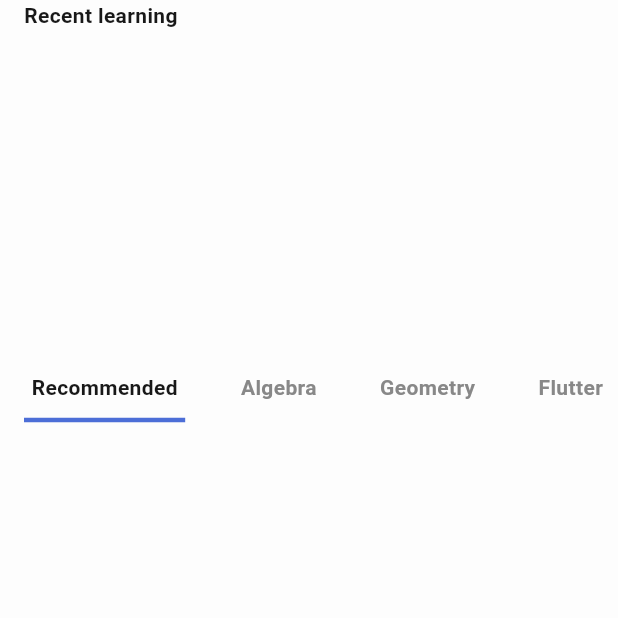
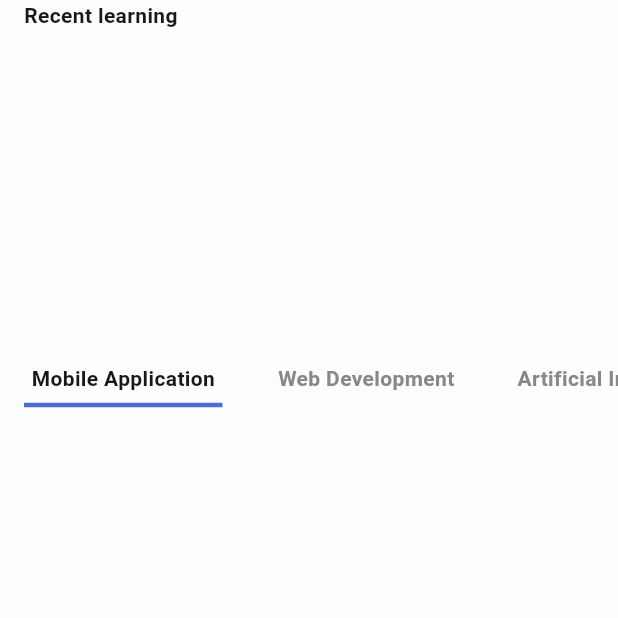
Before and after one commit to NguyenvantuanT/eduShare, a Flutter app: the HomePage screen opened directly, on a phone screen of 412 x 824 dp, the top half of it. Run offline on Flutter 3.47's test engine with Material 3 defaults, Android fonts, the phone set to English and light mode, and no system bars; our stand-ins replace cached_network_image, cloud_firestore, delightful_toast, firebase_auth, firebase_core, firebase_storage and 6 more; accounts and stored records are empty; network calls fail; Roboto replaces fonts that are missing (SFProText).

Commit message:
done home

```diff
--- a/lib/pages/home/home_page.dart
+++ b/lib/pages/home/home_page.dart
@@ -1,11 +1,19 @@
 import 'package:chat_app/models/course_model.dart';
 import 'package:chat_app/pages/course_detail/course_detail_page.dart';
 import 'package:chat_app/pages/home/widgets/lear_course_card.dart';
-import 'package:chat_app/pages/home/widgets/lesson_card.dart';
+import 'package:chat_app/pages/home/widgets/course_card.dart';
 import 'package:chat_app/resource/themes/app_style.dart';
 import 'package:chat_app/services/remote/course_services.dart';
 import 'package:chat_app/resource/themes/app_colors.dart';
 import 'package:flutter/material.dart';
+// ignore_for_file: constant_identifier_names
+
+enum Category {
+  Mobile,
+  Web,
+  AI,
+  Data,
+}
 
 class HomePage extends StatefulWidget {
   const HomePage({super.key});
@@ -22,7 +30,12 @@ class _HomePageState extends State<HomePage> {
   List<CourseModel> courses = [];
   int selectIndex = 0;
 
-  List<String> categorys = ['Recommended', 'Algebra', 'Geometry', 'Flutter'];
+  List<String> categorys = [
+    'Mobile Application',
+    'Web Development',
+    'Artificial Intelligence',
+    'Data Science and Analytics'
+  ];
 
   Future<void> getCourses() async {
     courseServices.getCourses().then((values) {
@@ -52,7 +65,7 @@ class _HomePageState extends State<HomePage> {
             ),
           ),
           SizedBox(
-            height: 188.0,
+            height: 180.0,
             child: ListView.separated(
               itemCount: courses.length,
               padding: const EdgeInsets.only(left: 16.0),
@@ -62,9 +75,12 @@ class _HomePageState extends State<HomePage> {
                 final course = courses[idx];
                 return LearCourseCard(
                   course,
-                  onPressed: () => Navigator.of(context).push(MaterialPageRoute(
+                  onPressed: () => Navigator.of(context).push(
+                    MaterialPageRoute(
                       builder: (context) =>
-                          CourseDetailPage(course.docId ?? ""))),
+                          CourseDetailPage(course.docId ?? ""),
+                    ),
+                  ),
                 );
               },
             ),
@@ -77,9 +93,10 @@ class _HomePageState extends State<HomePage> {
               child: Row(
                 children: List.generate(categorys.length, (idx) {
                   return AnimatedContainer(
-                    duration: const Duration(milliseconds: 1200),
-                    padding: const EdgeInsets.only(
-                        bottom: 10.0, left: 5.0, right: 5.0),
+                    duration: const Duration(milliseconds: 200),
+                    padding: const EdgeInsets.symmetric(
+                      horizontal: 5.0,
+                    ).copyWith(bottom: 6.0),
                     margin: const EdgeInsets.symmetric(horizontal: 16.0),
                     decoration: BoxDecoration(
                         color: AppColor.bgColor,
@@ -104,17 +121,31 @@ class _HomePageState extends State<HomePage> {
               ),
             ),
           ),
-          SizedBox(
-            height: 250.0,
-            child: ListView.separated(
-              itemCount: courses.length,
-              scrollDirection: Axis.horizontal,
-              padding: const EdgeInsets.only(left: 16.0, top: 10.0),
-              separatorBuilder: (_, __) => const SizedBox(width: 10.0),
-              itemBuilder: (context, idx) {
-                return LessonCard(courses[idx]);
-              },
+          GridView.builder(
+            gridDelegate: const SliverGridDelegateWithFixedCrossAxisCount(
+              crossAxisCount: 2,
+              mainAxisSpacing: 16.0,
+              crossAxisSpacing: 16.0,
+              childAspectRatio: 2 / 3,
             ),
+            padding: const EdgeInsets.symmetric(horizontal: 16.0).copyWith(
+              top: 16.0,
+              bottom: 20.0,
+            ),
+            physics: const AlwaysScrollableScrollPhysics(),
+            shrinkWrap: true,
+            itemCount: courses.length,
+            itemBuilder: (context, index) {
+              final course = courses[index];
+              return CourseCard(
+                course,
+                onPressed: () => Navigator.of(context).push(
+                  MaterialPageRoute(
+                    builder: (context) => CourseDetailPage(course.docId ?? ""),
+                  ),
+                ),
+              );
+            },
           ),
         ],
       ),
--- a/lib/resource/img/app_images.dart
+++ b/lib/resource/img/app_images.dart
@@ -24,7 +24,8 @@ class AppImages {
   static const iconPrivacy= '${assetsIcon}ic_privacy.svg';
   static const iconCamera= '${assetsIcon}ic_camera.svg';
   static const iconClosed= '${assetsIcon}ic_closed.svg';
-   static const icArrowRightBig= '${assetsIcon}ic_arrow_right_big.svg';
+  static const iconFavorite= '${assetsIcon}ic_favorite.svg';
+  static const icArrowRightBig= '${assetsIcon}ic_arrow_right_big.svg';
 
 
 
```
Also changed, not shown: lib/components/mv_simmer.dart (added, +26 -0 lines), lib/pages/course_detail/course_detail_page.dart (+3 -28 lines), lib/pages/home/widgets/course_card.dart (renamed from lib/pages/home/widgets/lesson_card.dart, +22 -12 lines), lib/pages/home/widgets/lear_course_card.dart (+11 -48 lines), lib/pages/lesson/lesson_page.dart (+90 -77 lines), lib/pages/main_page.dart (+6 -5 lines), lib/pages/search/search_page.dart (added, +10 -0 lines), assets/icons/ic_favorite.svg (added).
